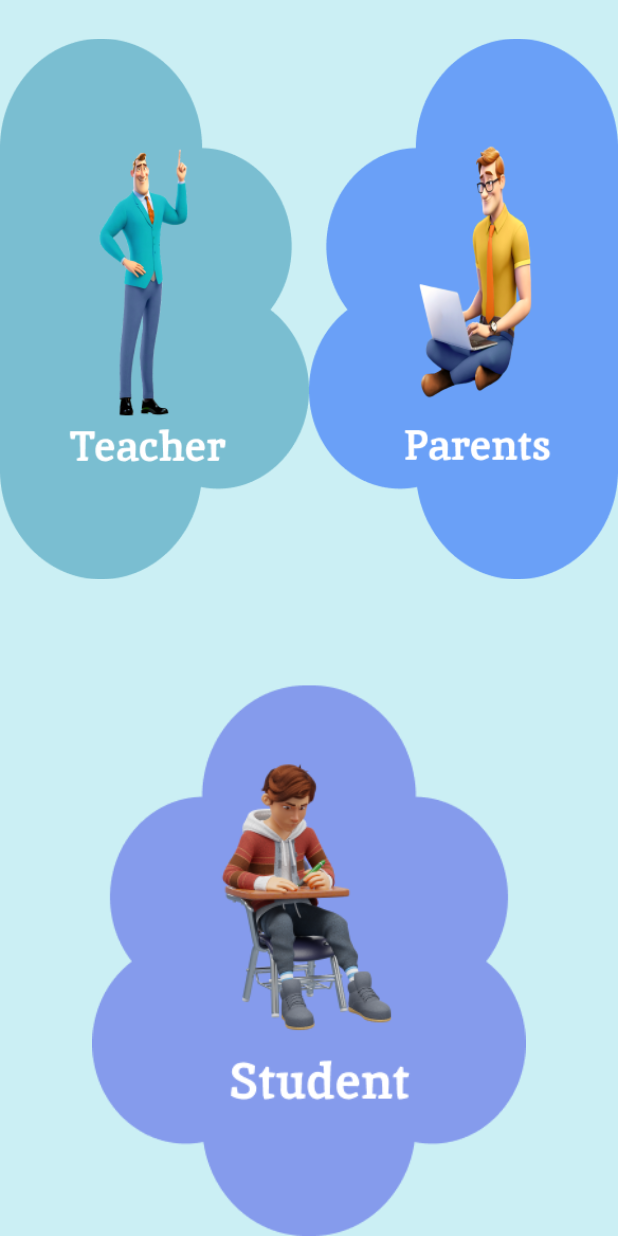
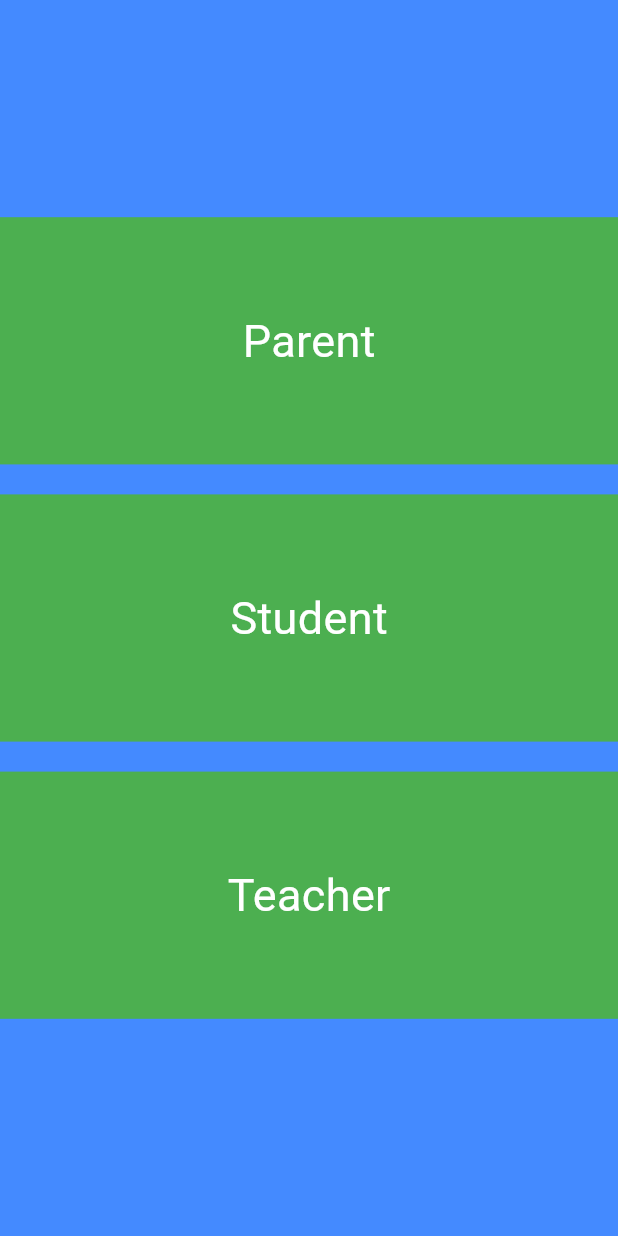
Before and after one commit to aliKhaledIbnAlwalid/EduNourish, a Flutter app: the ChoiceScreen screen opened directly, on a phone screen of 412 x 824 dp. Run offline on Flutter 3.47's test engine with Material 3 defaults, Android fonts, the phone set to English and light mode, and no system bars; our stand-ins replace concentric_transition, flutter_svg, google_nav_bar, lottie.

Commit message:
choice screen changes

```diff
--- a/lib/intro_Screens/choice_screen.dart
+++ b/lib/intro_Screens/choice_screen.dart
@@ -1,6 +1,6 @@
 import 'package:edunourish/login/login_screen.dart';
+import 'package:edunourish/parent/parent_home_screen.dart';
 
-import 'package:edunourish/parent/parent_profile.dart';
 import 'package:edunourish/parent_home.dart';
 import 'package:flutter/material.dart';
 
@@ -9,63 +9,135 @@ class ChoiceScreen extends StatelessWidget {
   @override
   Widget build(BuildContext context) {
     return Scaffold(
-      backgroundColor: const Color(0xFFCBEFF4),
-      body: SingleChildScrollView(
-        child: Column(
-          crossAxisAlignment: CrossAxisAlignment.stretch,
-          children: [
-            Row(
-              children: [
-                GestureDetector(
+      backgroundColor: Colors.blueAccent,
+      body: Column(
+       mainAxisAlignment: MainAxisAlignment.center,
+        children: [
+          SizedBox(
+            height: MediaQuery.of(context).size.height*0.2,
+            width: double.infinity,
+            child: GestureDetector(child: Container(color: Colors.green,
+            child: const Center(
+              child: Text('Parent',style: TextStyle(
+                color: Colors.white,
+                fontSize: 30
+              ),),
+            ),
+            ),
+                  onTap: () {
+                    Navigator.pushReplacement(
+                      context,
+                      MaterialPageRoute(
+                        builder: (context) => const ParentHomeScreen(),
+                      ),
+
+            );}
+          ),),
+          const SizedBox(height: 20,),
+          SizedBox(
+            height: MediaQuery.of(context).size.height*0.2,
+            width: double.infinity,
+            child: GestureDetector(child: Container(color: Colors.green,
+            child: const Center(
+              child: Text('Student',style: TextStyle(
+                color: Colors.white,
+                fontSize: 30
+              ),),
+            ),
+            ),
                   onTap: () {
                     Navigator.pushReplacement(
                       context,
                       MaterialPageRoute(
                         builder: (context) => const LoginScreen(),
                       ),
-                    );
-                  },
-                  child: Image.asset(
-                    'assets/teacherChoice.png',
-                    height: MediaQuery.of(context).size.height * 0.5,
-                    width: MediaQuery.of(context).size.width * 0.5,
-                  ),
-                ),
-                GestureDetector(
+
+            );}
+          ),),
+          const SizedBox(height: 20,),
+           SizedBox(
+            height: MediaQuery.of(context).size.height*0.2,
+            width: double.infinity,
+            child: GestureDetector(child: Container(color: Colors.green,
+            child: const Center(
+              child: Text('Teacher',style: TextStyle(
+                color: Colors.white,
+                fontSize: 30
+              ),),
+            ),
+            ),
                   onTap: () {
                     Navigator.pushReplacement(
                       context,
                       MaterialPageRoute(
-                        builder: (context) => ParentHome(),
+                        builder: (context) => const LoginScreen(),
                       ),
-                    );
-                  },
-                  child: Image.asset(
-                    'assets/parentChoice.png',
-                    height: MediaQuery.of(context).size.height * 0.5,
-                    width: MediaQuery.of(context).size.width * 0.5,
-                  ),
-                )
-              ],
-            ),
-            GestureDetector(
-              onTap: () {
-                Navigator.pushReplacement(
-                  context,
-                  MaterialPageRoute(
-                    builder: (context) => const LoginScreen(),
-                  ),
-                );
-              },
-              child: Image.asset(
-                'assets/boy.png',
-                height: MediaQuery.of(context).size.height * 0.5,
-                width: MediaQuery.of(context).size.width * 0.5,
-              ),
-            )
-          ],
-        ),
+
+            );}
+          ),),
+        ],
       ),
+
     );
-  }
-}
+  }}
+//     return Scaffold(
+//       backgroundColor: const Color(0xFFCBEFF4),
+//       body: SingleChildScrollView(
+//         child: Column(
+//           crossAxisAlignment: CrossAxisAlignment.stretch,
+//           children: [
+//             Row(
+//               children: [
+//                 GestureDetector(
+//                   onTap: () {
+//                     Navigator.pushReplacement(
+//                       context,
+//                       MaterialPageRoute(
+//                         builder: (context) => const LoginScreen(),
+//                       ),
+//                     );
+//                   },
+//                   child: Image.asset(
+//                     'assets/teacherChoice.png',
+//                     height: MediaQuery.of(context).size.height * 0.5,
+//                     width: MediaQuery.of(context).size.width * 0.5,
+//                   ),
+//                 ),
+//                 GestureDetector(
+//                   onTap: () {
+//                     Navigator.pushReplacement(
+//                       context,
+//                       MaterialPageRoute(
+//                         builder: (context) => ParentHome(),
+//                       ),
+//                     );
+//                   },
+//                   child: Image.asset(
+//                     'assets/parentChoice.png',
+//                     height: MediaQuery.of(context).size.height * 0.5,
+//                     width: MediaQuery.of(context).size.width * 0.5,
+//                   ),
+//                 )
+//               ],
+//             ),
+//             GestureDetector(
+//               onTap: () {
+//                 Navigator.pushReplacement(
+//                   context,
+//                   MaterialPageRoute(
+//                     builder: (context) => const LoginScreen(),
+//                   ),
+//                 );
+//               },
+//               child: Image.asset(
+//                 'assets/boy.png',
+//                 height: MediaQuery.of(context).size.height * 0.5,
+//                 width: MediaQuery.of(context).size.width * 0.5,
+//               ),
+//             )
+//           ],
+//         ),
+//       ),
+//     );
+//   }
+// }
--- a/lib/main.dart
+++ b/lib/main.dart
@@ -1,9 +1,3 @@
-import 'package:edunourish/parent/bus_screen.dart';
-import 'package:edunourish/parent/my_child_screen.dart';
-import 'package:edunourish/parent/payment_screen.dart';
-import 'package:edunourish/parent/settings_screen.dart';
-import 'package:edunourish/parent_home.dart';
-import 'package:edunourish/parent/parent_profile.dart';
 import 'package:flutter/material.dart';
 
 import 'intro_Screens/on_boarding_screen.dart';
```
Also changed, not shown: lib/parent/parent_home_screen.dart (+10 -8 lines), lib/parent/parent_profile.dart (+6 -6 lines), lib/parent/payment_screen.dart (+28 -25 lines), lib/parent_home.dart (+17 -15 lines).
